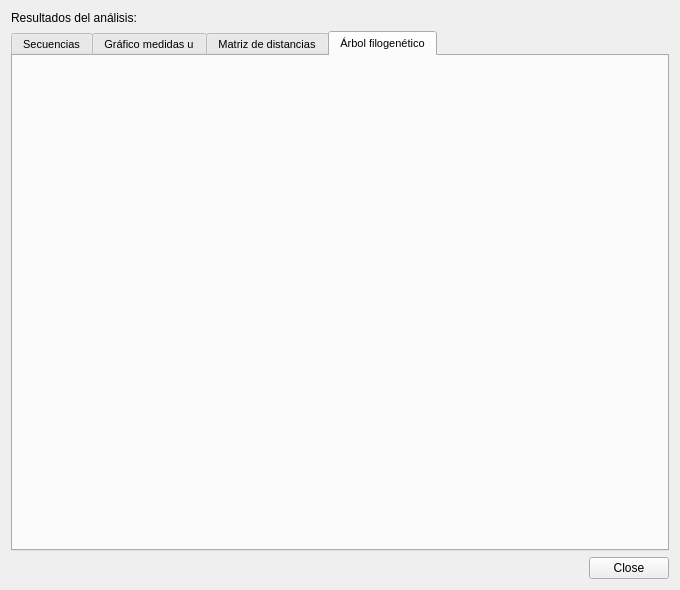
hspitia/GenomAMf, file src/gui/CorrelationAnalysisResultsForm.ui: the form before one commit.
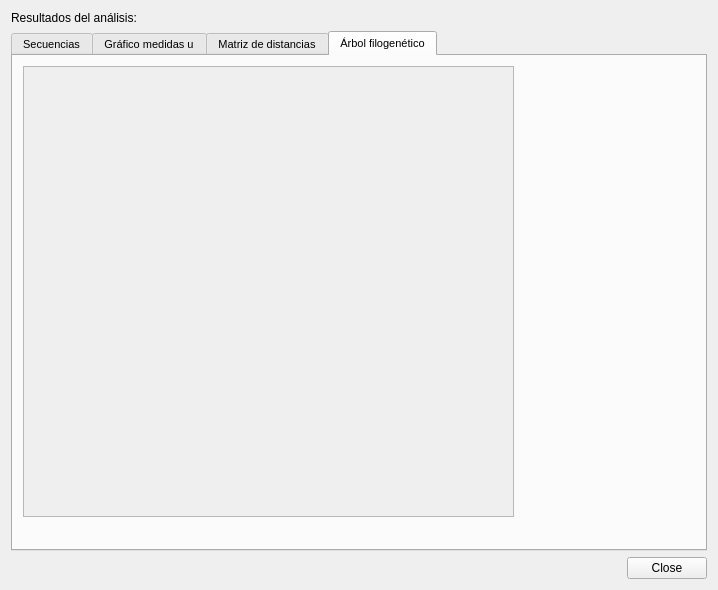
The form after the commit. The open tabs and pages were chosen to show the change. Icons and pictures are not drawn.

Commit message: Vinculando arbol filogenético con GUI

```diff
--- a/src/gui/CorrelationAnalysisResultsForm.ui
+++ b/src/gui/CorrelationAnalysisResultsForm.ui
@@ -6,7 +6,7 @@
    <rect>
     <x>0</x>
     <y>0</y>
-    <width>680</width>
+    <width>718</width>
     <height>590</height>
    </rect>
   </property>
@@ -189,6 +189,29 @@
       <attribute name="title">
        <string>Árbol filogenético</string>
       </attribute>
+      <widget class="QScrollArea" name="treePanelScrollArea">
+       <property name="geometry">
+        <rect>
+         <x>10</x>
+         <y>10</y>
+         <width>491</width>
+         <height>451</height>
+        </rect>
+       </property>
+       <property name="widgetResizable">
+        <bool>true</bool>
+       </property>
+       <widget class="QWidget" name="scrollAreaWidgetContents">
+        <property name="geometry">
+         <rect>
+          <x>0</x>
+          <y>0</y>
+          <width>489</width>
+          <height>449</height>
+         </rect>
+        </property>
+       </widget>
+      </widget>
      </widget>
     </widget>
    </item>
```
Left out of the diff: 27 changed lines with no effect on the pictures. The commit also changes 5 other files.
